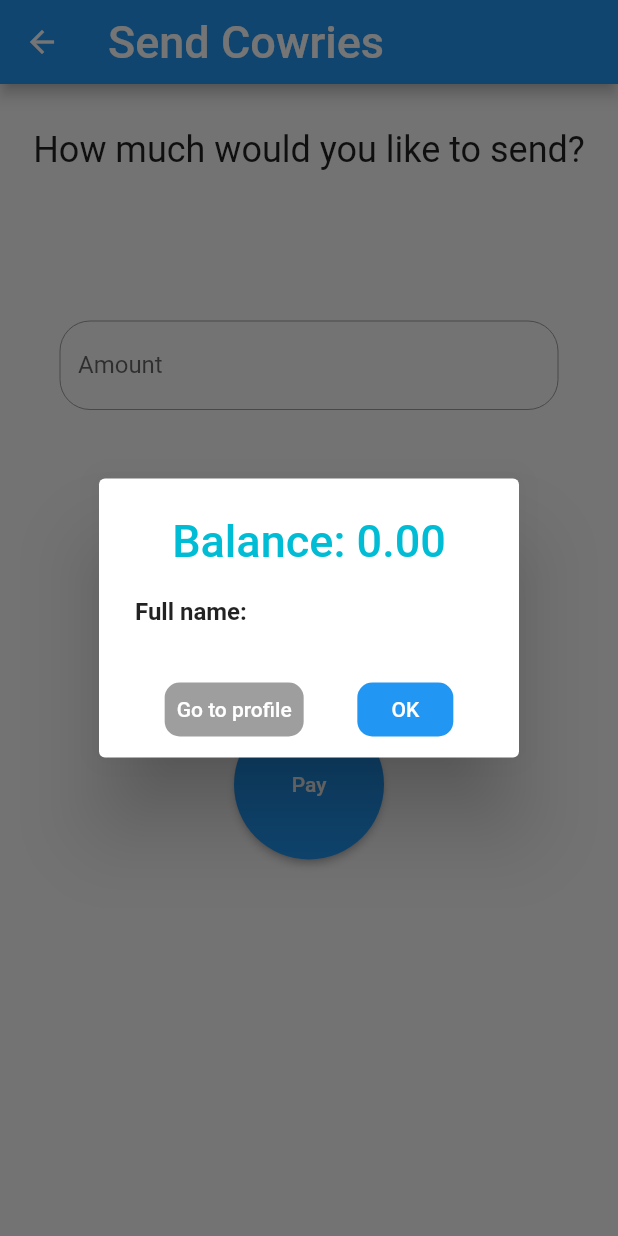
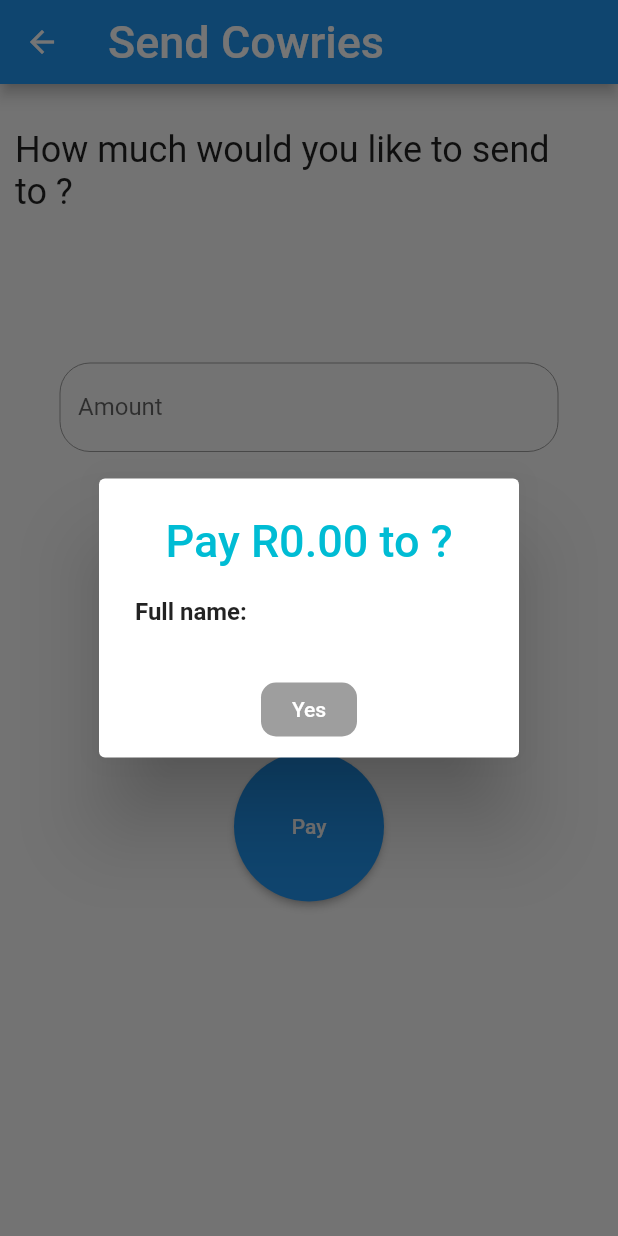
Before and after one commit to karlvoigt/hackathon_2022, a Flutter app: the Payment screen opened directly with empty values, after a tap on "Pay", on a phone screen of 412 x 824 dp. Run offline on Flutter 3.47's test engine with Material 2 defaults, Android fonts, the phone set to English and light mode, and no system bars; our stand-ins replace firebase_auth, firebase_core, firebase_database, flutter_signin_button, shared_preferences, splashscreen; missing offline and left inert: dart:html, mobile_scanner; accounts and stored records are empty; statements that could not run were skipped.

Commit message:
Fixed payments

```diff
--- a/lib/payment.dart
+++ b/lib/payment.dart
@@ -2,6 +2,8 @@ import 'package:flutter/material.dart';
 import 'home.dart';
 import 'package:firebase_auth/firebase_auth.dart';
 import 'package:firebase_core/firebase_core.dart';
+import 'package:firebase_database/firebase_database.dart';
+import 'send.dart';
 
 class Payment extends StatefulWidget {
   const Payment({super.key, required this.receiverID});
@@ -10,10 +12,39 @@ class Payment extends StatefulWidget {
   State<Payment> createState() => _Payment();
 }
 
+
 class _Payment extends State<Payment> {
   final GlobalKey<FormState> _formKey = GlobalKey();
+  final FirebaseAuth _auth = FirebaseAuth.instance;
+  String RName = '';
+  var rid;
 
-  int Amount=0;
+  @override
+  void initState() {
+    super.initState();
+    rid = widget.receiverID;
+    final ref = FirebaseDatabase.instance.ref();
+    final uid = FirebaseAuth.instance.currentUser?.uid;
+    if (uid == Null) {
+      Navigator.pop(
+        context,
+        MaterialPageRoute(builder: (context) => Send()),
+      );
+    }
+    final snapshot =
+    ref.child('Identifier/$rid/name').get().then((snapshot) => {
+      if (snapshot.exists)
+        {
+          setState(() {
+            RName = snapshot.value.toString();
+          })
+        }
+      else
+        {print('No data available.')}
+    });
+  }
+
+  int Amount = 0;
 
   void _submit() {
     showDialog<void>(
@@ -22,10 +53,13 @@ class _Payment extends State<Payment> {
       builder: (BuildContext context) {
         return AlertDialog(
           title: Text(
-            "Balance: " + (Amount / 100).toStringAsFixed(2),
+            "Pay R" +
+                (Amount / 100).toStringAsFixed(2) +
+                ' to ' +
+                RName +
+                '?',
             textAlign: TextAlign.center,
-            style:
-            const TextStyle(fontSize: 30, color: Colors.cyan),
+            style: const TextStyle(fontSize: 30, color: Colors.cyan),
           ),
           content: SingleChildScrollView(
             child: Column(
@@ -48,8 +82,9 @@ class _Payment extends State<Payment> {
                     shape: const RoundedRectangleBorder(
                         borderRadius: BorderRadius.all(Radius.circular(10))),
                   ),
-                  child: const Text('Go to profile'),
+                  child: const Text('Yes'),
                   onPressed: () async {
+
                     FocusScope.of(context)
                         .unfocus(); // unfocus last selected input field
                     Navigator.pop(context);
@@ -63,21 +98,6 @@ class _Payment extends State<Payment> {
                     setState(() {});
                   }, // so the alert dialog is closed when navigating back to main page
                 ),
-                TextButton(
-                  style: TextButton.styleFrom(
-                    primary: Colors.white,
-                    backgroundColor: Colors.blue,
-                    shape: const RoundedRectangleBorder(
-                        borderRadius: BorderRadius.all(Radius.circular(10))),
-                  ),
-                  child: const Text('OK'),
-                  onPressed: () {
-                    Navigator.of(context).pop(); // Close the dialog
-                    FocusScope.of(context)
-                        .unfocus(); // Unfocus the last selected input field
-                    _formKey.currentState?.reset(); // Empty the form fields
-                  },
-                )
               ],
             )
           ],
@@ -101,9 +121,9 @@ class _Payment extends State<Payment> {
               body: Padding(
                 padding: const EdgeInsets.only(top: 30, left: 10, right: 10),
                 child: Column(children: <Widget>[
-          const Align(
+                  Align(
                     alignment: Alignment.center,
-            child: Text("How much would you like to send?",
+                    child: Text("How much would you like to send to "+ RName + "?",
                         style: TextStyle(
                           fontSize: 24,
                         )),
@@ -117,24 +137,26 @@ class _Payment extends State<Payment> {
                       mainAxisAlignment: MainAxisAlignment.spaceEvenly,
                       children: <Widget>[
                         Container(
-                margin: EdgeInsets.only(left:30,right:30),
+                            margin: EdgeInsets.only(left: 30, right: 30),
                             child: TextFormField(
                               keyboardType: TextInputType.number,
                               decoration: const InputDecoration(
                                   labelText: 'Amount',
                                   enabledBorder: OutlineInputBorder(
-                        borderRadius: BorderRadius.all(Radius.circular(20.0)),
-                        borderSide: BorderSide(color: Colors.grey, width: 0.0),
+                                    borderRadius:
+                                        BorderRadius.all(Radius.circular(20.0)),
+                                    borderSide: BorderSide(
+                                        color: Colors.grey, width: 0.0),
                                   ),
                                   border: OutlineInputBorder()),
                               onFieldSubmitted: (value) {
                                 setState(() {
-                      Amount = int.parse(value);
+                                  Amount = (double.parse(value) * 100).round();
                                 });
                               },
                               onChanged: (value) {
                                 setState(() {
-                      Amount = int.parse(value);
+                                  Amount = (double.parse(value) * 100).round();
                                 });
                               },
                               validator: (value) {
@@ -144,39 +166,7 @@ class _Payment extends State<Payment> {
                                 //    return 'Amount must only consist of numbers.';
                                 //  }
                               },
-                )
-            ),
-
-                // DropdownButtonFormField(
-                //     decoration: const InputDecoration(
-                //         enabledBorder: OutlineInputBorder(
-                //           borderRadius: BorderRadius.all(Radius.circular(20.0)),
-                //           borderSide:
-                //               BorderSide(color: Colors.grey, width: 0.0),
-                //         ),
-                //         border: OutlineInputBorder()),
-                //     items: [
-                //       const DropdownMenuItem(
-                //         child: Text("ºC"),
-                //         value: 1,
-                //       ),
-                //       const DropdownMenuItem(
-                //         child: Text("ºF"),
-                //         value: 2,
-                //       )
-                //     ],
-                //     hint: const Text("Select item"),
-                //     onChanged: (value) {
-                //       setState(() {
-                //         measure = value;
-                //         // measureList.add(measure);
-                //       });
-                //     },
-                //     onSaved: (value) {
-                //       setState(() {
-                //         measure = value;
-                //       });
-                //     }),
+                            )),
                         const SizedBox(
                           height: 200,
                         ),
--- a/lib/send.dart
+++ b/lib/send.dart
@@ -31,7 +31,6 @@ class _Send extends State<Send> {
               final String code = barcode.rawValue!;
               debugPrint('Barcode found! $code');
               //first querry to see if it is a valid barcode
-              //query firebase here
               Navigator.push(
                 context,
                 MaterialPageRoute(
```
Lines whose indentation alone changed are shown as unchanged.
